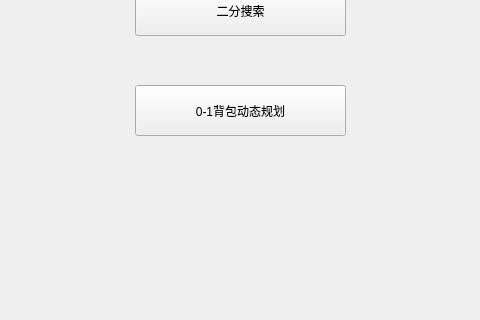
Before: the Qt Designer form ui/main_interface.ui in Createrzj/Turing-Machine, drawn with Qt 5; both pictures show x 195 to 675 and y 205 to 525 of the 905 by 862 pixel window.
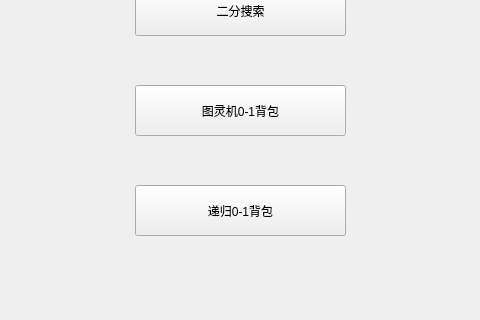
After: the same form once the commit is applied.

The edit to the form file:
```diff
--- a/ui/main_interface.ui
+++ b/ui/main_interface.ui
@@ -46,7 +46,25 @@
 }</string>
    </property>
    <property name="text">
-    <string>0-1背包动态规划</string>
+    <string>图灵机0-1背包</string>
+   </property>
+  </widget>
+  <widget class="QPushButton" name="pushButton_3">
+   <property name="geometry">
+    <rect>
+     <x>330</x>
+     <y>390</y>
+     <width>211</width>
+     <height>51</height>
+    </rect>
+   </property>
+   <property name="styleSheet">
+    <string notr="true">QPushButton{
+	font: 12pt &quot;华文楷体&quot;;
+}</string>
+   </property>
+   <property name="text">
+    <string>递归0-1背包</string>
    </property>
   </widget>
  </widget>
```
